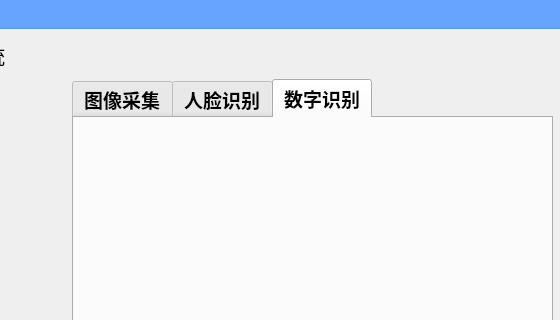
Qt form ui/imageIden.ui (Taomicpc/graduate_designed) before a commit; both pictures show x 228 to 788 and y 0 to 320 of the 788 by 480 pixel window.
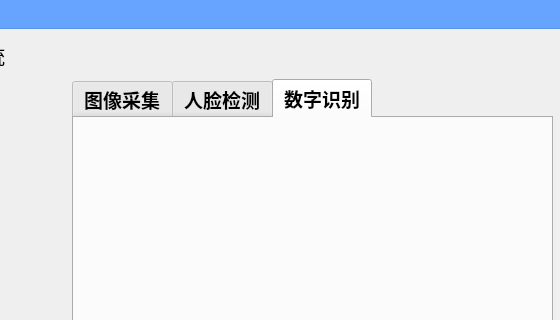
The same form after that commit. The open tabs and pages were chosen to show the change.

Commit message: 人脸检测可用，原灰度处理标签改为人脸检测

Diff of the .ui file:
```diff
--- a/ui/imageIden.ui
+++ b/ui/imageIden.ui
@@ -54,9 +54,9 @@
     <property name="geometry">
      <rect>
       <x>29</x>
-      <y>90</y>
+      <y>95</y>
       <width>261</width>
-      <height>286</height>
+      <height>281</height>
      </rect>
     </property>
     <property name="font">
@@ -582,7 +582,7 @@
     </widget>
     <widget class="QWidget" name="photoDeal">
      <attribute name="title">
-      <string>人脸识别</string>
+      <string>人脸检测</string>
      </attribute>
      <widget class="QLabel" name="faceDetectImage">
       <property name="geometry">
```
Left out of the diff: 17 changed lines with no effect on the pictures. The commit also changes 8 other files.
